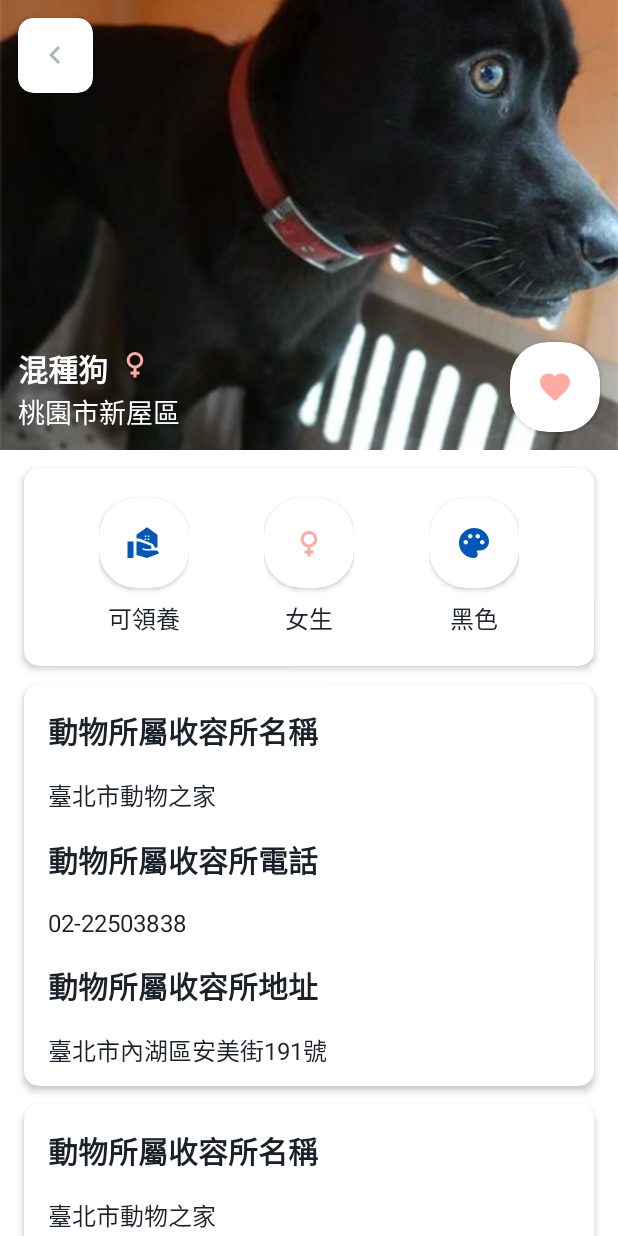
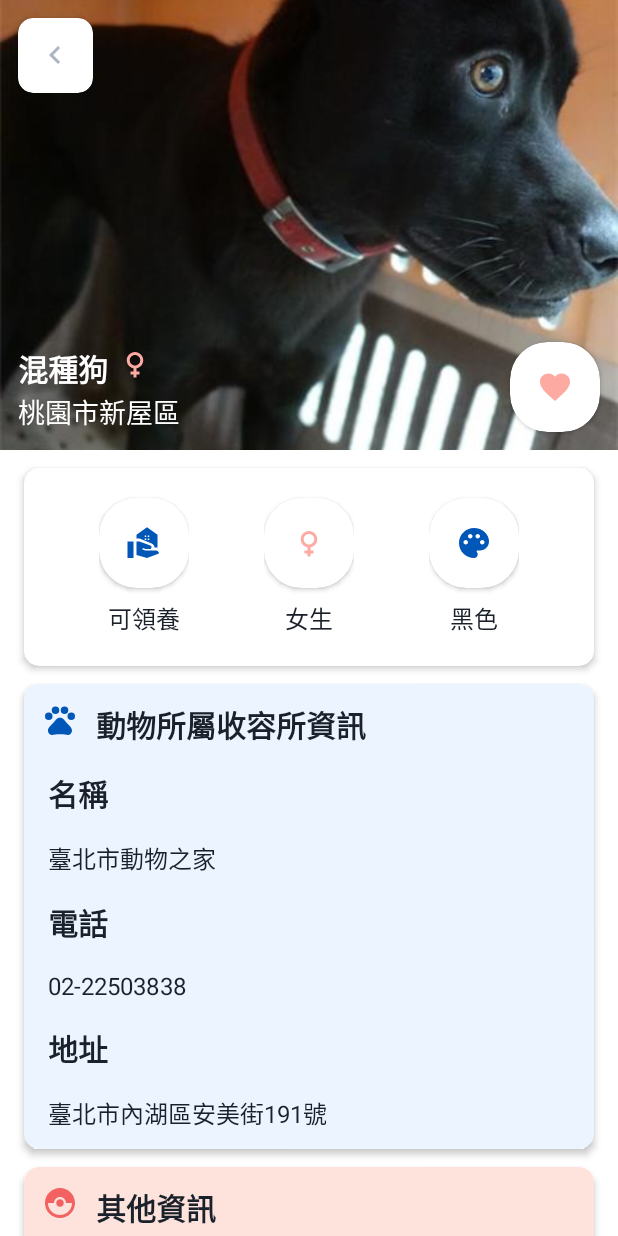
Before and after one commit to roger7904/PetAdoption, an Android app: the PetDetailActivity screen opened directly, with no data from a screen before it, on a phone screen of 412 x 824 dp. Run offline under Robolectric (Android 15) with nearby library versions, the phone set to English and light mode, and no system bars; our stand-ins replace Dagger/Hilt's generated code, RxJava, Timber, paging; libraries missing offline, so code that uses them is left out: androidx.paging.rxjava3, com.facebook, com.facebook.stetho, hu.akarnokd.rxjava3; pictures from the network do not load; 10 statements that could not run were skipped.

Commit message:
feat: add pet detail info

```diff
--- a/app/src/main/java/com/roger/petadoption/ui/main/home/PetDetailActivity.kt
+++ b/app/src/main/java/com/roger/petadoption/ui/main/home/PetDetailActivity.kt
@@ -24,6 +24,10 @@ class PetDetailActivity : BaseActivity<ActivityPetDetailBinding>() {
 
     override fun initView(savedInstanceState: Bundle?) {
         binding?.run {
+            cvClose.setOnClickListener {
+                onBackPressed()
+            }
+
             viewModel.petInfo.observe(this@PetDetailActivity) {
                 Glide.with(this@PetDetailActivity)
                     .load(it.albumFile)
@@ -43,6 +47,9 @@ class PetDetailActivity : BaseActivity<ActivityPetDetailBinding>() {
                 tvShelterContent.text = it.shelterName
                 tvShelterAddressContent.text = it.shelterAddress
                 tvShelterMobileContent.text = it.shelterTel
+                tvUpdateTimeContent.text = it.infoUpdateTime
+                tvRemarkContent.text =
+                    if (it.remark.isNullOrEmpty()) getString(R.string.home_pet_remark_title) else it.remark
             }
         }
     }
--- /dev/null
+++ b/app/src/main/res/drawable/ic_common_info.xml
@@ -0,0 +1,9 @@
+<vector xmlns:android="http://schemas.android.com/apk/res/android"
+    android:width="24dp"
+    android:height="24dp"
+    android:viewportWidth="24"
+    android:viewportHeight="24">
+    <path
+        android:fillColor="#F36161"
+        android:pathData="M14.5,12c0,1.38 -1.12,2.5 -2.5,2.5c-1.38,0 -2.5,-1.12 -2.5,-2.5s1.12,-2.5 2.5,-2.5C13.38,9.5 14.5,10.62 14.5,12zM22,12c0,5.52 -4.48,10 -10,10C6.48,22 2,17.52 2,12S6.48,2 12,2C17.52,2 22,6.48 22,12zM20,12h-4c0,-2.21 -1.79,-4 -4,-4c-2.21,0 -4,1.79 -4,4H4c0,4.41 3.59,8 8,8C16.41,20 20,16.41 20,12z" />
+</vector>
--- /dev/null
+++ b/app/src/main/res/drawable/ic_shelter.xml
@@ -0,0 +1,21 @@
+<vector xmlns:android="http://schemas.android.com/apk/res/android"
+    android:width="24dp"
+    android:height="24dp"
+    android:viewportWidth="24"
+    android:viewportHeight="24">
+    <path
+        android:fillColor="#0057B8"
+        android:pathData="M4.5,9.5m-2.5,0a2.5,2.5 0,1 1,5 0a2.5,2.5 0,1 1,-5 0" />
+    <path
+        android:fillColor="#0057B8"
+        android:pathData="M9,5.5m-2.5,0a2.5,2.5 0,1 1,5 0a2.5,2.5 0,1 1,-5 0" />
+    <path
+        android:fillColor="#0057B8"
+        android:pathData="M15,5.5m-2.5,0a2.5,2.5 0,1 1,5 0a2.5,2.5 0,1 1,-5 0" />
+    <path
+        android:fillColor="#0057B8"
+        android:pathData="M19.5,9.5m-2.5,0a2.5,2.5 0,1 1,5 0a2.5,2.5 0,1 1,-5 0" />
+    <path
+        android:fillColor="#0057B8"
+        android:pathData="M17.34,14.86c-0.87,-1.02 -1.6,-1.89 -2.48,-2.91 -0.46,-0.54 -1.05,-1.08 -1.75,-1.32 -0.11,-0.04 -0.22,-0.07 -0.33,-0.09 -0.25,-0.04 -0.52,-0.04 -0.78,-0.04s-0.53,0 -0.79,0.05c-0.11,0.02 -0.22,0.05 -0.33,0.09 -0.7,0.24 -1.28,0.78 -1.75,1.32 -0.87,1.02 -1.6,1.89 -2.48,2.91 -1.31,1.31 -2.92,2.76 -2.62,4.79 0.29,1.02 1.02,2.03 2.33,2.32 0.73,0.15 3.06,-0.44 5.54,-0.44h0.18c2.48,0 4.81,0.58 5.54,0.44 1.31,-0.29 2.04,-1.31 2.33,-2.32 0.31,-2.04 -1.3,-3.49 -2.61,-4.8z" />
+</vector>
--- a/app/src/main/res/layout/activity_pet_detail.xml
+++ b/app/src/main/res/layout/activity_pet_detail.xml
@@ -279,6 +279,7 @@
                     android:layout_height="wrap_content"
                     android:layout_marginHorizontal="@dimen/dp_16"
                     android:layout_marginTop="@dimen/dp_12"
+                    app:cardBackgroundColor="@color/colorBlue_BL1"
                     app:cardCornerRadius="@dimen/dp_10"
                     app:cardElevation="@dimen/dp_3">
 
@@ -286,6 +287,31 @@
                         android:layout_width="match_parent"
                         android:layout_height="wrap_content"
                         android:orientation="vertical">
+
+                        <LinearLayout
+                            android:layout_width="match_parent"
+                            android:layout_height="wrap_content"
+                            android:orientation="horizontal">
+
+                            <ImageView
+                                android:layout_width="wrap_content"
+                                android:layout_height="wrap_content"
+                                android:layout_marginStart="@dimen/dp_12"
+                                android:layout_marginTop="@dimen/dp_12"
+                                app:srcCompat="@drawable/ic_shelter" />
+
+                            <com.google.android.material.textview.MaterialTextView
+                                android:id="@+id/tv_shelter"
+                                android:layout_width="match_parent"
+                                android:layout_height="wrap_content"
+                                android:layout_marginStart="@dimen/dp_12"
+                                android:layout_marginTop="@dimen/dp_12"
+                                android:text="@string/home_shelter_info"
+                                android:textAppearance="@style/TextAppearance.H4"
+                                android:textColor="@color/colorNeutral_N1_primary_text" />
+
+                        </LinearLayout>
+
 
                         <com.google.android.material.textview.MaterialTextView
                             android:id="@+id/tv_shelter_title"
@@ -368,6 +394,8 @@
                     android:layout_height="wrap_content"
                     android:layout_marginHorizontal="@dimen/dp_16"
                     android:layout_marginTop="@dimen/dp_12"
+                    android:layout_marginBottom="@dimen/dp_12"
+                    app:cardBackgroundColor="@color/colorRed_R1_background"
                     app:cardCornerRadius="@dimen/dp_10"
                     app:cardElevation="@dimen/dp_3">
 
@@ -376,76 +404,75 @@
                         android:layout_height="wrap_content"
                         android:orientation="vertical">
 
+                        <LinearLayout
+                            android:layout_width="match_parent"
+                            android:layout_height="wrap_content"
+                            android:orientation="horizontal">
+
+                            <ImageView
+                                android:layout_width="wrap_content"
+                                android:layout_height="wrap_content"
+                                android:layout_marginStart="@dimen/dp_12"
+                                android:layout_marginTop="@dimen/dp_12"
+                                app:srcCompat="@drawable/ic_common_info" />
+
+                            <com.google.android.material.textview.MaterialTextView
+                                android:id="@+id/tv_common_info"
+                                android:layout_width="match_parent"
+                                android:layout_height="wrap_content"
+                                android:layout_marginStart="@dimen/dp_12"
+                                android:layout_marginTop="@dimen/dp_12"
+                                android:text="@string/home_pet_common_info"
+                                android:textAppearance="@style/TextAppearance.H4"
+                                android:textColor="@color/colorNeutral_N1_primary_text" />
+
+                        </LinearLayout>
+
+
                         <com.google.android.material.textview.MaterialTextView
-                            android:id="@+id/tv_shelter_title2"
+                            android:id="@+id/tv_update_time_title"
                             android:layout_width="match_parent"
                             android:layout_height="wrap_content"
                             android:layout_marginStart="@dimen/dp_16"
                             android:layout_marginTop="@dimen/dp_16"
                             android:ellipsize="end"
                             android:maxLines="2"
-                            android:text="@string/home_shelter_title"
+                            android:text="@string/home_pet_update_time_title"
                             android:textAppearance="@style/TextAppearance.H4"
                             android:textColor="@color/colorNeutral_N1_primary_text" />
 
                         <com.google.android.material.textview.MaterialTextView
-                            android:id="@+id/tv_shelter_content2"
+                            android:id="@+id/tv_update_time_content"
                             android:layout_width="match_parent"
                             android:layout_height="wrap_content"
                             android:layout_marginStart="@dimen/dp_16"
                             android:layout_marginTop="@dimen/dp_16"
                             android:ellipsize="end"
                             android:maxLines="2"
-                            android:text="臺北市動物之家"
+                            android:text="2022/04/29"
                             android:textAppearance="@style/TextAppearance.P3"
                             android:textColor="@color/colorNeutral_N1_primary_text" />
 
                         <com.google.android.material.textview.MaterialTextView
-                            android:id="@+id/tv_shelter_mobile_title2"
+                            android:id="@+id/tv_remark_title"
                             android:layout_width="match_parent"
                             android:layout_height="wrap_content"
                             android:layout_marginStart="@dimen/dp_16"
                             android:layout_marginTop="@dimen/dp_16"
                             android:ellipsize="end"
                             android:maxLines="2"
-                            android:text="@string/home_shelter_mobile"
+                            android:text="@string/home_pet_remark_title"
                             android:textAppearance="@style/TextAppearance.H4"
                             android:textColor="@color/colorNeutral_N1_primary_text" />
 
                         <com.google.android.material.textview.MaterialTextView
-                            android:id="@+id/tv_shelter_mobile_content2"
-                            android:layout_width="match_parent"
-                            android:layout_height="wrap_content"
-                            android:layout_marginStart="@dimen/dp_16"
-                            android:layout_marginTop="@dimen/dp_16"
-                            android:ellipsize="end"
-                            android:maxLines="2"
-                            android:text="02-22503838"
-                            android:textAppearance="@style/TextAppearance.P3"
-                            android:textColor="@color/colorNeutral_N1_primary_text" />
-
-                        <com.google.android.material.textview.MaterialTextView
-                            android:id="@+id/tv_shelter_address_title2"
-                            android:layout_width="match_parent"
-                            android:layout_height="wrap_content"
-                            android:layout_marginStart="@dimen/dp_16"
-                            android:layout_marginTop="@dimen/dp_16"
-                            android:ellipsize="end"
-                            android:maxLines="2"
-                            android:text="@string/home_shelter_address"
-                            android:textAppearance="@style/TextAppearance.H4"
-                            android:textColor="@color/colorNeutral_N1_primary_text" />
-
-                        <com.google.android.material.textview.MaterialTextView
-                            android:id="@+id/tv_shelter_address_content2"
+                            android:id="@+id/tv_remark_content"
                             android:layout_width="match_parent"
                             android:layout_height="wrap_content"
                             android:layout_marginStart="@dimen/dp_16"
                             android:layout_marginTop="@dimen/dp_16"
                             android:layout_marginBottom="@dimen/dp_12"
-                            android:ellipsize="end"
-                            android:maxLines="2"
-                            android:text="臺北市內湖區安美街191號"
+                            android:text="本站動物皆採現場互動面談後評估能否認養 不接受系統上的預約"
                             android:textAppearance="@style/TextAppearance.P3"
                             android:textColor="@color/colorNeutral_N1_primary_text" />
 
--- a/app/src/main/res/values/strings.xml
+++ b/app/src/main/res/values/strings.xml
@@ -40,9 +40,13 @@
     <!-- Home -->
     <string name="home_pet_empty">找無資料，請更改篩選條件</string>
     <string name="home_filter">篩選</string>
-    <string name="home_shelter_title">動物所屬收容所名稱</string>
-    <string name="home_shelter_address">動物所屬收容所地址</string>
-    <string name="home_shelter_mobile">動物所屬收容所電話</string>
+    <string name="home_shelter_info">動物所屬收容所資訊</string>
+    <string name="home_shelter_title">名稱</string>
+    <string name="home_shelter_address">地址</string>
+    <string name="home_shelter_mobile">電話</string>
+    <string name="home_pet_common_info">其他資訊</string>
+    <string name="home_pet_update_time_title">更新時間</string>
+    <string name="home_pet_remark_title">備註</string>
     <string name="home_pet_state_pos">可領養</string>
     <string name="home_pet_state_neg">已被領養</string>
 
```
